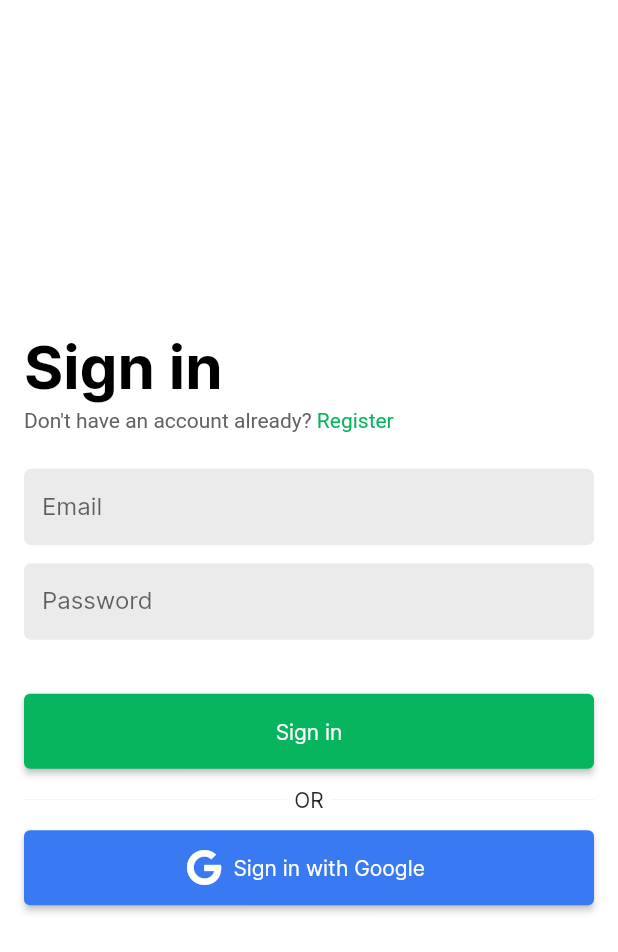
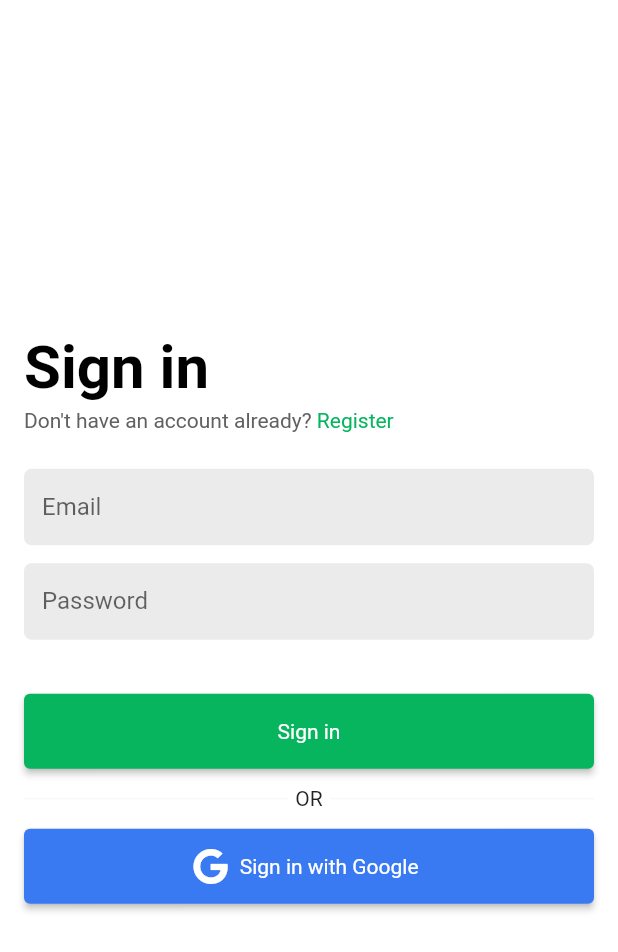
Before and after one commit to pnm122/chatapp, a Flutter app: the screen it shows after launch, on a phone screen of 412 x 824 dp. Shown: the top 952 px of the screen. Run offline on Flutter 3.47's test engine with Material 2 defaults, Android fonts, the phone set to English and light mode, and no system bars; our stand-ins replace badges, cloud_firestore, firebase_auth, firebase_core, font_awesome_flutter, google_sign_in and 1 more; missing offline and left inert: dart:html; accounts and stored records are empty.

Commit message:
New font for ellipsis

```diff
--- a/lib/constants/consts.dart
+++ b/lib/constants/consts.dart
@@ -17,7 +17,7 @@ class Consts {
   static EdgeInsets groupSectionPadding =  const EdgeInsets.symmetric(horizontal: 16.0, vertical: 8.0);
   static EdgeInsets groupTilePadding = const EdgeInsets.all(12.0);
   static const double groupTileHeight = 76;
-  static const Color backgroundColor = Color.fromARGB(255, 249, 249, 249); // i.e. chat background
+  static const Color backgroundColor = Color.fromARGB(255, 246, 247, 248); // i.e. chat background
   static const Color foregroundColor = Color.fromARGB(255, 255, 255, 255); // i.e. groups background
   static const Color toolTipColor = Color.fromARGB(255, 73, 73, 73);
   static const Color hoverColor = Color.fromARGB(255, 242, 242, 242);
--- a/lib/main.dart
+++ b/lib/main.dart
@@ -37,7 +37,7 @@ class MyApp extends StatelessWidget {
         debugShowCheckedModeBanner: false,
         title: 'Chat App',
         theme: ThemeData(
-          fontFamily: "Inter",
+          fontFamily: "Roboto",
           colorScheme: const ColorScheme(
             primary: Color.fromARGB(255, 7, 181, 94),
             onPrimary: Colors.white,
@@ -55,7 +55,7 @@ class MyApp extends StatelessWidget {
           textSelectionTheme: const TextSelectionThemeData(cursorColor: Colors.black, selectionColor: Color.fromARGB(152, 142, 193, 255)),
           dividerColor: Colors.grey.shade100,
         ),
-        home: MainWrapper(),
+        home: const MainWrapper(),
       ),
     );
   }
--- a/lib/pages/chat_page.dart
+++ b/lib/pages/chat_page.dart
@@ -178,7 +178,7 @@ class _ChatPageState extends State<ChatPage> {
         ),
         leading: MediaQuery.of(context).size.width > Consts.cutoffWidth
           ? null : IconButton(
-            icon: const Icon(Icons.groups),
+            icon: const Icon(Icons.menu),
             // Using this instead of drawer because Scaffold.of(context).openDrawer() didn't like me for some reason
             onPressed: () => Navigator.of(context).push(
               PageRouteBuilder(
@@ -492,13 +492,13 @@ class ReplyToMessage extends StatelessWidget {
                         !waiting ? Text(
                           "Replying to ${snapshot.data.data()["sender"].toString()}:",
                           style: Theme.of(context).textTheme.labelMedium?.copyWith(fontWeight: FontWeight.w700, color: Colors.black),
-                          overflow: TextOverflow.clip,
+                          overflow: TextOverflow.ellipsis,
                           maxLines: 1,
                         ) : Container(),
                         !waiting ? Text(
                           snapshot.data.data()["message"].toString(),
                           style: Theme.of(context).textTheme.bodyMedium?.copyWith(color: Colors.grey.shade800),
-                          overflow: TextOverflow.clip,
+                          overflow: TextOverflow.ellipsis,
                           maxLines: 1,
                         ) : Container(),
                       ],
--- a/lib/widgets/groups.dart
+++ b/lib/widgets/groups.dart
@@ -286,7 +286,7 @@ class _GroupTileState extends State<GroupTile> {
                               widget.info["name"],
                               maxLines: 1,
                               // ellipsis bugs out with custom font
-                              overflow: TextOverflow.clip,
+                              overflow: TextOverflow.ellipsis,
                               style: Theme.of(context).textTheme.bodyLarge?.copyWith(
                                 fontWeight: FontWeight.w700,
                                 color: selected ? Theme.of(context).colorScheme.primary : Colors.black,
@@ -323,7 +323,7 @@ class _GroupTileState extends State<GroupTile> {
                               child: RichText(
                                   maxLines: 2,
                                   // ellipsis bugs out with custom font
-                                  overflow: TextOverflow.clip,
+                                  overflow: TextOverflow.ellipsis,
                                   text: TextSpan(
                                     text: "${widget.info["lastMessageSender"]}: ",
                                     style: Theme.of(context).textTheme.bodyMedium?.copyWith(
```
Also changed, not shown: pubspec.yaml (+4 -4 lines), fonts/Inter-Bold.ttf (deleted), fonts/Inter-Regular.ttf (deleted), fonts/Inter-Thin.ttf (deleted), fonts/Roboto-Bold.ttf (added), fonts/Roboto-Light.ttf (added), fonts/Roboto-Regular.ttf (added).
